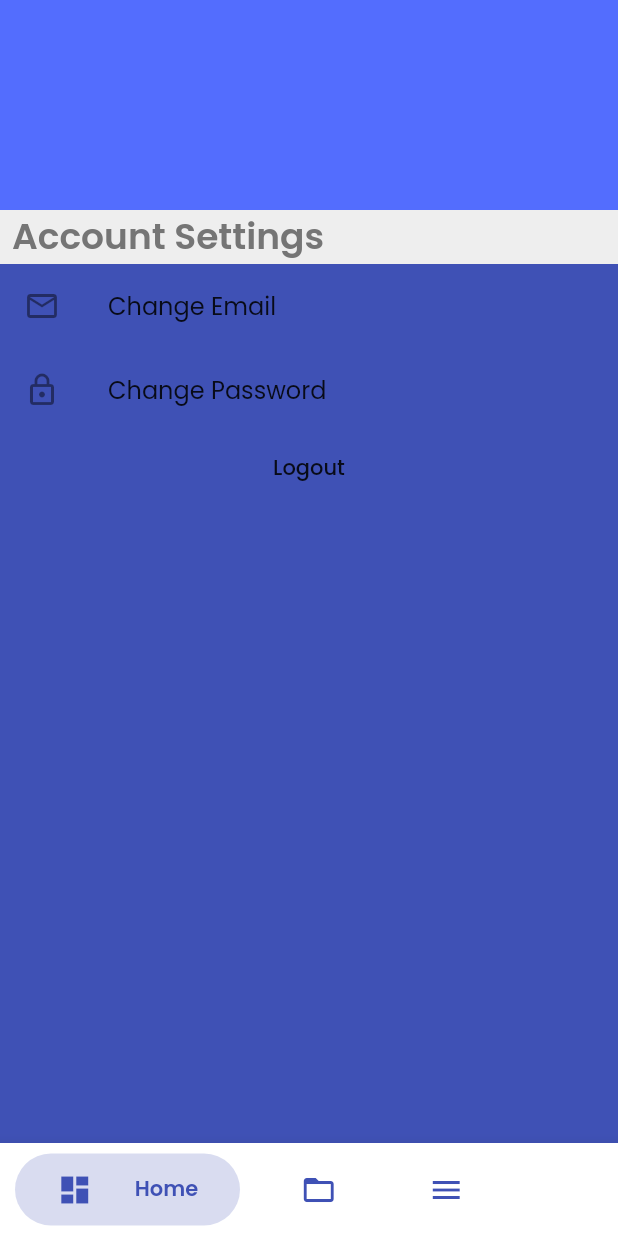
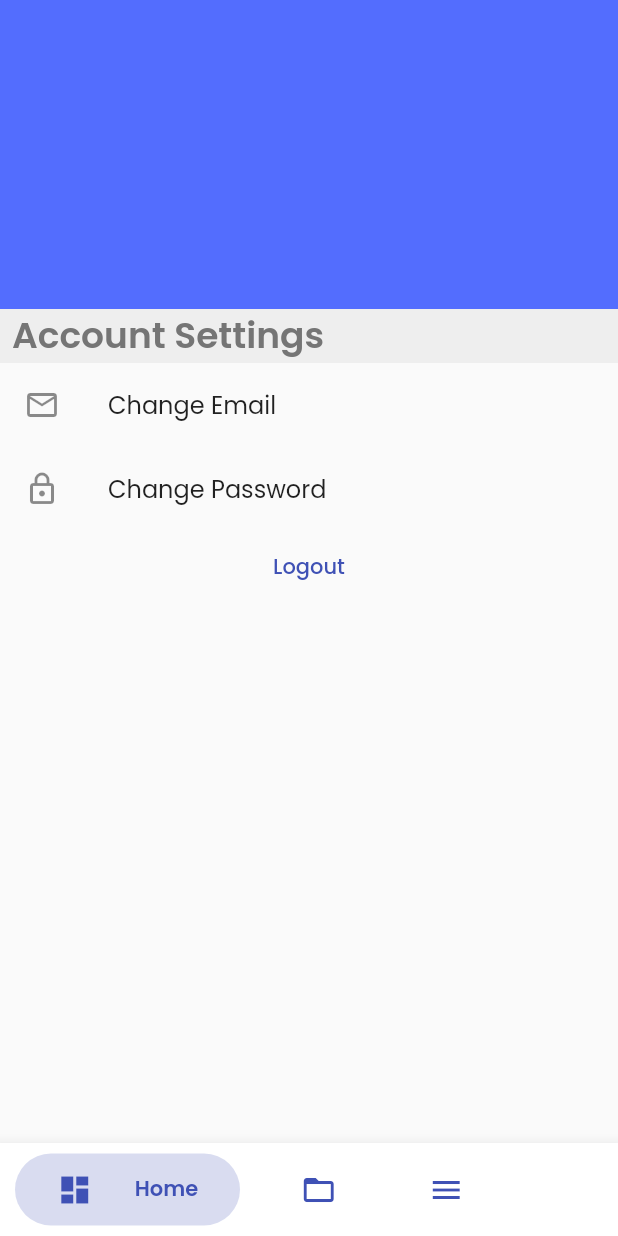
Before and after one commit to JohnnyNguyen01/pet_tracker, a Flutter app: the ProfileMenuScreen screen opened directly, on a phone screen of 412 x 824 dp. Run offline on Flutter 3.47's test engine with Material 2 defaults, Android fonts, the phone set to English and light mode, and no system bars; drawn by our look-alikes of bubble_bottom_bar; our stand-ins replace cloud_firestore, device_info, firebase_auth, firebase_core, get, google_fonts and 4 more; accounts and stored records are empty.

Commit message:
changed ui for settings page

```diff
--- a/lib/screens/settings/profile_menu_screen.dart
+++ b/lib/screens/settings/profile_menu_screen.dart
@@ -10,17 +10,15 @@ class ProfileMenuScreen extends StatelessWidget {
   @override
   Widget build(BuildContext context) {
     return Scaffold(
-      backgroundColor: Colors.indigo,
       bottomNavigationBar: CommonBottomNavBar(),
-      body: SafeArea(
-        child: Container(
+      body: Container(
         height: MediaQuery.of(context).size.height,
         child: Column(
           crossAxisAlignment: CrossAxisAlignment.start,
           children: [
             Container(
               width: MediaQuery.of(context).size.width,
-                height: 140.0,
+              height: MediaQuery.of(context).size.height / 4,
               color: Colors.indigoAccent,
               child: Center(),
             ),
@@ -39,11 +37,13 @@ class ProfileMenuScreen extends StatelessWidget {
               alignment: Alignment.bottomCenter,
               child: FlatButton(
                 onPressed: _controller.handleLogOutBtn,
-                  child: Text("Logout"),
+                child: Text(
+                  "Logout",
+                  style: TextStyle(color: Colors.indigo),
+                ),
               ),
             ),
           ],
-          ),
         ),
       ),
     );
```
Lines whose indentation alone changed are shown as unchanged.
